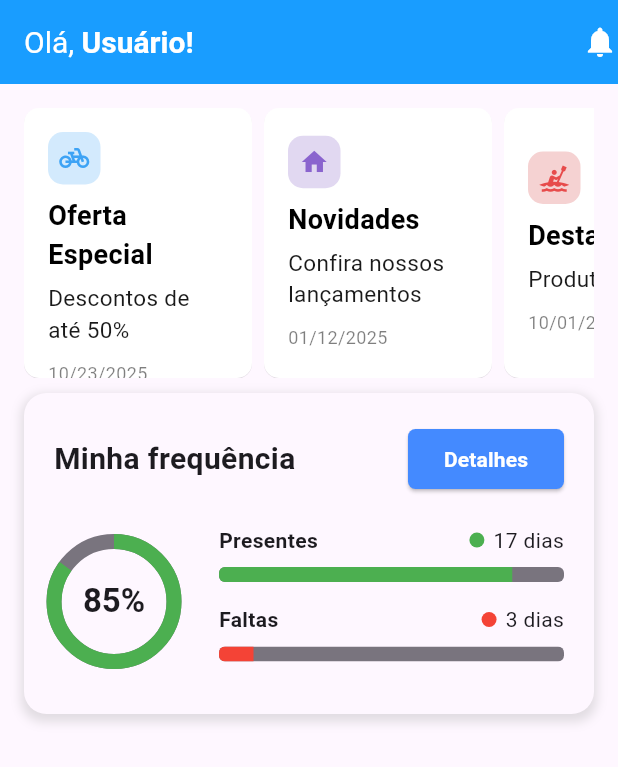
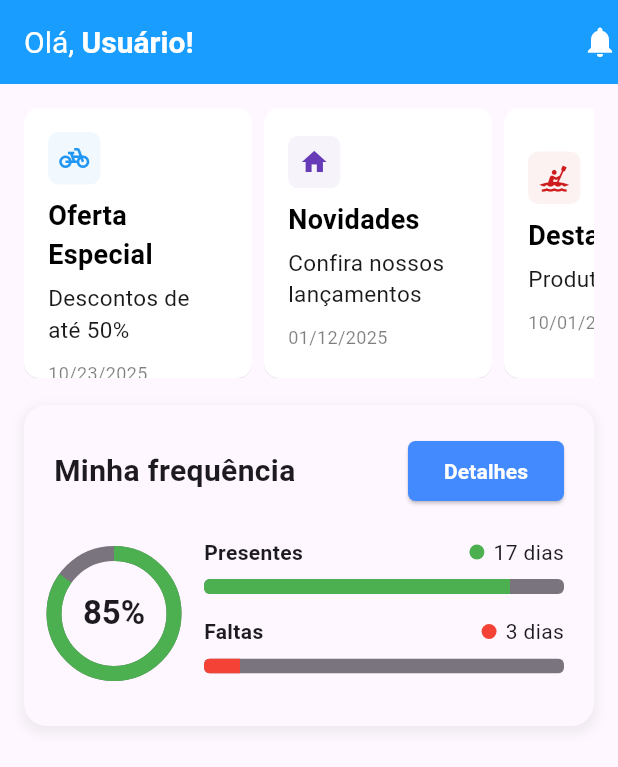
Before and after one commit to RhuanLino/CELC-App, a Flutter app: the HomeScreen screen opened directly, on a phone screen of 412 x 824 dp. Shown: the top 767 px of the screen. Run offline on Flutter 3.47's test engine with Material 3 defaults, Android fonts, the phone set to English and light mode, and no system bars; drawn by our look-alikes of carousel_slider; our stand-ins replace flutter_secure_storage; accounts and stored records are empty.

Commit message:
feature | add icons

```diff
--- a/lib/presentation/pages/components/frequencia_progress.dart
+++ b/lib/presentation/pages/components/frequencia_progress.dart
@@ -34,7 +34,7 @@ class FrequenciaProgress extends StatelessWidget {
         borderRadius: BorderRadius.circular(15),
         boxShadow: [
           BoxShadow(
-            color: Colors.grey.withOpacity(0.3),
+            color: Colors.grey.withOpacity(0.15),
             spreadRadius: 2,
             blurRadius: 5,
             offset: const Offset(0, 3),
@@ -114,7 +114,7 @@ class FrequenciaProgress extends StatelessWidget {
                   const SizedBox(height: 4)
                 ],
               ),
-              const SizedBox(width: 30),
+              const SizedBox(width: 20),
 
               // Linear progress bar with details
               Expanded(
--- a/lib/presentation/pages/home/home_screen.dart
+++ b/lib/presentation/pages/home/home_screen.dart
@@ -6,7 +6,7 @@ class HomeScreen extends StatelessWidget {
   HomeScreen({super.key});
 
   Color _getLightColor(Color baseColor) {
-    return baseColor.withOpacity(0.2);
+    return baseColor.withOpacity(0.06);
   }
 
   Color _getDarkColor(Color baseColor) {
@@ -113,11 +113,11 @@ class HomeScreen extends StatelessWidget {
                                     margin: EdgeInsets.only(bottom: 8.0),
                                     decoration: BoxDecoration(
                                       color: _getLightColor(item['color']),
-                                      borderRadius: BorderRadius.circular(10),
+                                      borderRadius: BorderRadius.circular(7),
                                     ),
                                     child: Icon(
                                       item['icon'],
-                                      color: _getDarkColor(item['color']),
+                                      color: item['color'],
                                       size: 20.0,
                                     ),
                                   ),
@@ -154,7 +154,7 @@ class HomeScreen extends StatelessWidget {
                 }
               ),
               Container(
-                margin: EdgeInsets.only(top: 10),
+                margin: EdgeInsets.only(top: 18),
                 child: FrequenciaProgress(
                   percentage: 85,
                   percentageAbsent: 10,
```
Also changed, not shown: pubspec.yaml (+8 -1 lines), lib/assets/logos/logo_celc.png (added), pubspec.lock, 30 other files.
